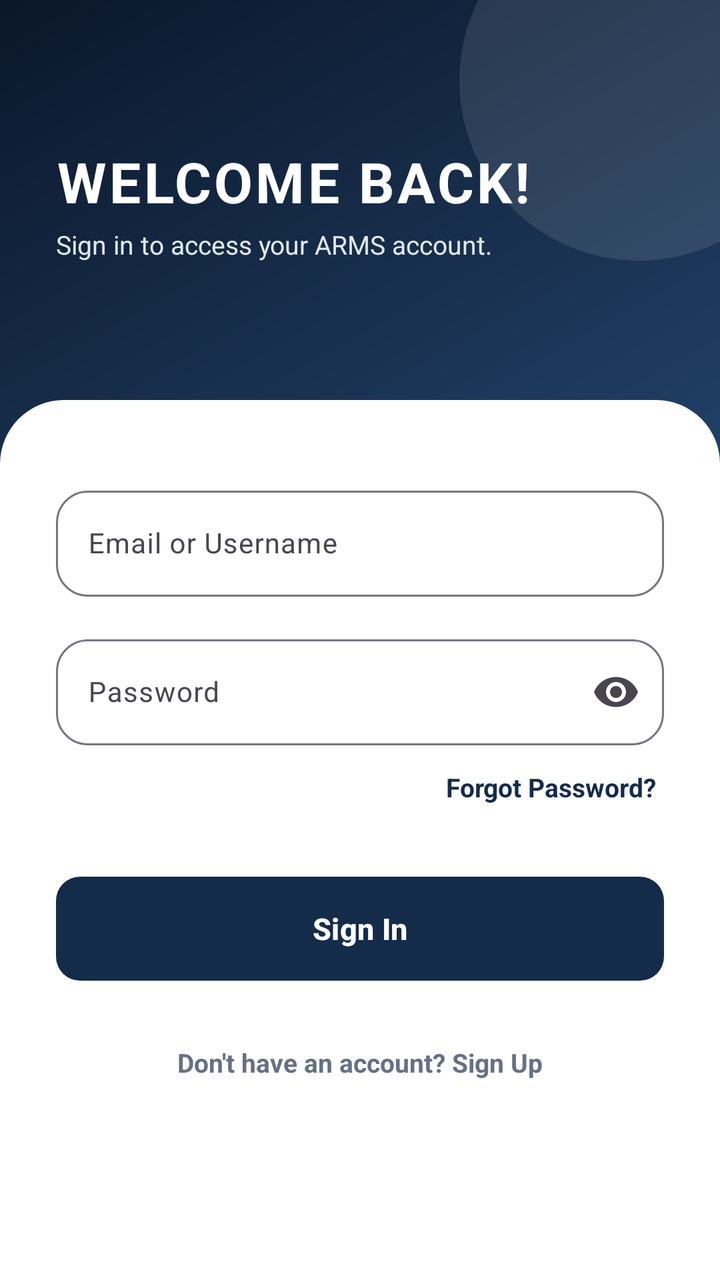
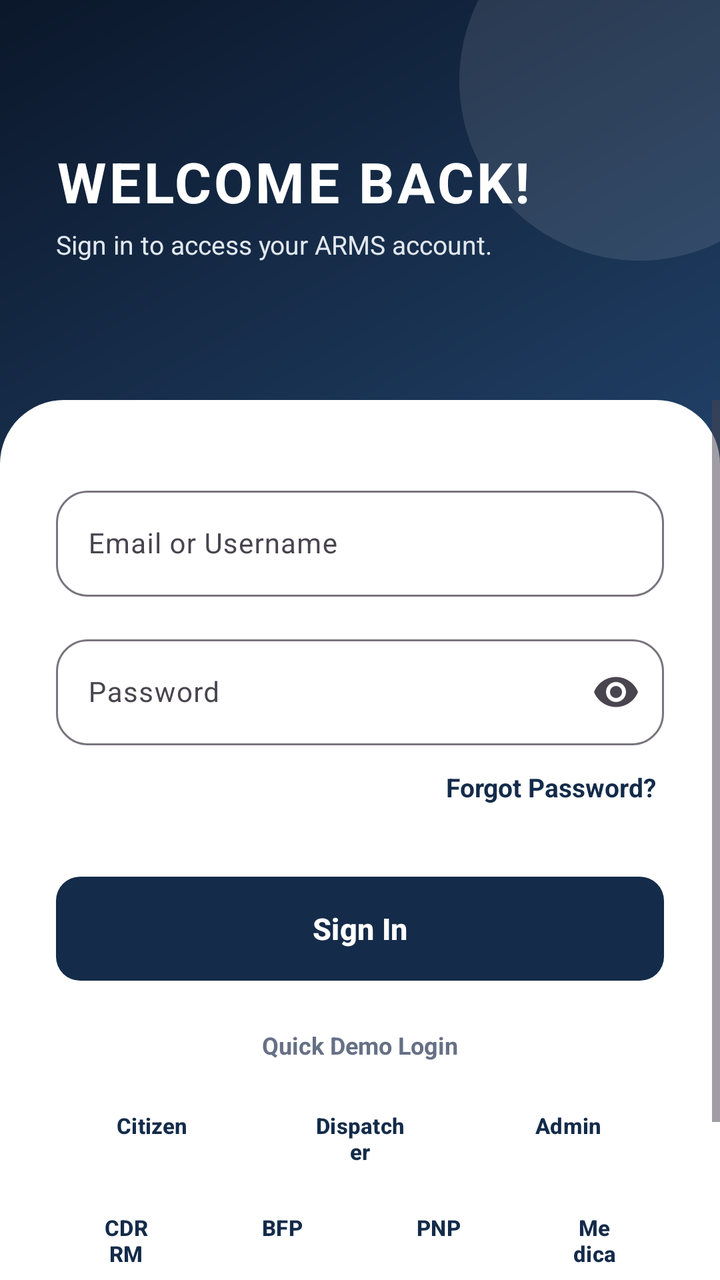

An Android layout rendered at two revisions. The XML below is the earlier revision; the diff shows what the commit changed to produce the second picture.
<!-- AndroidManifest.xml: application theme Theme.ACCIDENTREPORTANDMONITORINGSYSTEM -->
<!-- res/layout/activity_citizen_login.xml -->
<?xml version="1.0" encoding="utf-8"?>
<RelativeLayout xmlns:android="http://schemas.android.com/apk/res/android"
    xmlns:app="http://schemas.android.com/apk/res-auto"
    android:layout_width="match_parent"
    android:layout_height="match_parent"
    android:background="@drawable/bg_arms_navy_gradient"
    android:fillViewport="true">

    
    <View
        android:layout_width="180dp"
        android:layout_height="180dp"
        android:layout_alignParentEnd="true"
        android:layout_alignParentTop="true"
        android:layout_marginTop="-50dp"
        android:layout_marginEnd="-50dp"
        android:background="@drawable/bg_glass_blob" />

    
    <LinearLayout
        android:layout_width="match_parent"
        android:layout_height="wrap_content"
        android:layout_alignParentTop="true"
        android:orientation="vertical"
        android:paddingHorizontal="28dp"
        android:paddingTop="72dp"
        android:paddingBottom="48dp">

        <TextView
            android:layout_width="wrap_content"
            android:layout_height="wrap_content"
            android:letterSpacing="0.05"
            android:text="WELCOME BACK!"
            android:textColor="@color/arms_white"
            android:textSize="28sp"
            android:textStyle="bold" />

        <TextView
            android:layout_width="wrap_content"
            android:layout_height="wrap_content"
            android:layout_marginTop="4dp"
            android:text="Sign in to access your ARMS account."
            android:textColor="#E2E8F0"
            android:textSize="13sp" />
    </LinearLayout>

    
    <ScrollView
        android:layout_width="match_parent"
        android:layout_height="match_parent"
        android:layout_alignParentBottom="true"
        android:layout_marginTop="200dp"
        android:background="@drawable/bg_bottom_sheet_top_rounded"
        android:fillViewport="true">

        <LinearLayout
            android:layout_width="match_parent"
            android:layout_height="wrap_content"
            android:orientation="vertical"
            android:paddingHorizontal="28dp"
            android:paddingTop="40dp"
            android:paddingBottom="48dp">

            
            <com.google.android.material.textfield.TextInputLayout
                style="@style/Widget.Material3.TextInputLayout.OutlinedBox"
                android:layout_width="match_parent"
                android:layout_height="wrap_content"
                android:layout_marginBottom="16dp"
                app:boxCornerRadiusBottomEnd="16dp"
                app:boxCornerRadiusBottomStart="16dp"
                app:boxCornerRadiusTopEnd="16dp"
                app:boxCornerRadiusTopStart="16dp">

                <com.google.android.material.textfield.TextInputEditText
                    android:id="@+id/etUsername"
                    android:layout_width="match_parent"
                    android:layout_height="wrap_content"
                    android:hint="Email or Username"
                    android:inputType="text"
                    android:textColor="#182230"
                    android:textSize="14sp" />
            </com.google.android.material.textfield.TextInputLayout>

            
            <com.google.android.material.textfield.TextInputLayout
                style="@style/Widget.Material3.TextInputLayout.OutlinedBox"
                android:layout_width="match_parent"
                android:layout_height="wrap_content"
                android:layout_marginBottom="8dp"
                app:boxCornerRadiusBottomEnd="16dp"
                app:boxCornerRadiusBottomStart="16dp"
                app:boxCornerRadiusTopEnd="16dp"
                app:boxCornerRadiusTopStart="16dp"
                app:endIconMode="password_toggle">

                <com.google.android.material.textfield.TextInputEditText
                    android:id="@+id/etPassword"
                    android:layout_width="match_parent"
                    android:layout_height="wrap_content"
                    android:hint="Password"
                    android:inputType="textPassword"
                    android:textColor="#182230"
                    android:textSize="14sp" />
            </com.google.android.material.textfield.TextInputLayout>

            <TextView
                android:id="@+id/tvForgotPassword"
                android:layout_width="wrap_content"
                android:layout_height="wrap_content"
                android:layout_gravity="end"
                android:layout_marginBottom="32dp"
                android:background="?attr/selectableItemBackground"
                android:padding="4dp"
                android:text="Forgot Password?"
                android:textColor="@color/arms_navy"
                android:textSize="13sp"
                android:textStyle="bold" />

            
            <com.google.android.material.button.MaterialButton
                android:id="@+id/btnLoginSubmit"
                style="@style/Widget.ARMS.Button.Primary"
                android:layout_width="match_parent"
                android:layout_height="52dp"
                android:text="Sign In"
                android:textSize="15sp"
                app:cornerRadius="16dp"
                app:elevation="3dp" />

            
            <TextView
                android:id="@+id/tvRegisterLink"
                android:layout_width="wrap_content"
                android:layout_height="wrap_content"
                android:layout_gravity="center_horizontal"
                android:layout_marginTop="28dp"
                android:background="?attr/selectableItemBackground"
                android:padding="4dp"
                android:text="Don't have an account? Sign Up"
                android:textColor="@color/arms_secondary_text"
                android:textSize="13sp"
                android:textStyle="bold" />

        </LinearLayout>
    </ScrollView>
</RelativeLayout>
<!-- resources referenced by this layout -->
<resources>
  <color name="arms_navy">#142B4A</color>
  <color name="arms_secondary_text">#667085</color>
  <color name="arms_white">#FFFFFF</color>
  <!-- drawable bg_arms_navy_gradient (drawable) -->
  <?xml version="1.0" encoding="utf-8"?>
  <shape xmlns:android="http://schemas.android.com/apk/res/android"
      android:shape="rectangle">
      <gradient
          android:angle="135"
          android:startColor="#142B4A"
          android:centerColor="#203F65"
          android:endColor="#0B172A"
          android:type="linear" />
      <corners android:radius="0dp" />
  </shape>
  <!-- drawable bg_bottom_sheet_top_rounded (drawable) -->
  <?xml version="1.0" encoding="utf-8"?>
  <shape xmlns:android="http://schemas.android.com/apk/res/android"
      android:shape="rectangle">
      <solid android:color="#FFFFFF" />
      <corners
          android:topLeftRadius="32dp"
          android:topRightRadius="32dp" />
  </shape>
  <!-- drawable bg_glass_blob (drawable) -->
  <?xml version="1.0" encoding="utf-8"?>
  <shape xmlns:android="http://schemas.android.com/apk/res/android"
      android:shape="oval">
      <solid android:color="#1AFFFFFF" />
  </shape>
  <style name="Widget.ARMS.Button.Primary" parent="Widget.Material3.Button">
          <item name="android:background">@drawable/bg_primary_button</item>
          <item name="android:textColor">@color/arms_white</item>
          <item name="android:textSize">15sp</item>
          <item name="android:textStyle">bold</item>
          <item name="android:insetTop">0dp</item>
          <item name="android:insetBottom">0dp</item>
      </style>
  <style name="Theme.ACCIDENTREPORTANDMONITORINGSYSTEM" parent="Base.Theme.ACCIDENTREPORTANDMONITORINGSYSTEM" />
  <!-- drawable bg_primary_button (drawable) -->
  <?xml version="1.0" encoding="utf-8"?>
  <ripple xmlns:android="http://schemas.android.com/apk/res/android"
      android:color="#33FFFFFF">
      <item>
          <shape android:shape="rectangle">
              <gradient
                  android:angle="135"
                  android:startColor="#0B172A"
                  android:centerColor="#142B4A"
                  android:endColor="#2563A6"
                  android:type="linear" />
              <corners android:radius="12dp" />
          </shape>
      </item>
  </ripple>
  <style name="Base.Theme.ACCIDENTREPORTANDMONITORINGSYSTEM" parent="Theme.Material3.Light.NoActionBar">
          <item name="colorPrimary">@color/arms_navy</item>
          <item name="colorSecondary">@color/arms_red</item>
          <item name="android:windowBackground">@color/arms_background</item>
      </style>
  <color name="arms_red">#D92D35</color>
  <color name="arms_background">#F4F6F9</color>
</resources>

<!-- the commit's change to res/layout/activity_citizen_login.xml (unified diff, before → after) -->
@@ -130,6 +130,108 @@
 
             
             <TextView
+                android:layout_width="wrap_content"
+                android:layout_height="wrap_content"
+                android:layout_gravity="center_horizontal"
+                android:layout_marginTop="24dp"
+                android:layout_marginBottom="10dp"
+                android:text="Quick Demo Login"
+                android:textColor="@color/arms_secondary_text"
+                android:textSize="12sp"
+                android:textStyle="bold" />
+
+            <LinearLayout
+                android:layout_width="match_parent"
+                android:layout_height="wrap_content"
+                android:orientation="horizontal">
+
+                <com.google.android.material.button.MaterialButton
+                    android:id="@+id/btnDemoCitizen"
+                    style="@style/Widget.ARMS.Button.Secondary"
+                    android:layout_width="0dp"
+                    android:layout_height="44dp"
+                    android:layout_marginEnd="4dp"
+                    android:layout_weight="1"
+                    android:text="Citizen"
+                    android:textSize="11sp"
+                    app:cornerRadius="12dp" />
+
+                <com.google.android.material.button.MaterialButton
+                    android:id="@+id/btnDemoDispatcher"
+                    style="@style/Widget.ARMS.Button.Secondary"
+                    android:layout_width="0dp"
+                    android:layout_height="44dp"
+                    android:layout_marginHorizontal="4dp"
+                    android:layout_weight="1"
+                    android:text="Dispatcher"
+                    android:textSize="11sp"
+                    app:cornerRadius="12dp" />
+
+                <com.google.android.material.button.MaterialButton
+                    android:id="@+id/btnDemoAdmin"
+                    style="@style/Widget.ARMS.Button.Secondary"
+                    android:layout_width="0dp"
+                    android:layout_height="44dp"
+                    android:layout_marginStart="4dp"
+                    android:layout_weight="1"
+                    android:text="Admin"
+                    android:textSize="11sp"
+                    app:cornerRadius="12dp" />
+            </LinearLayout>
+
+            <LinearLayout
+                android:layout_width="match_parent"
+                android:layout_height="wrap_content"
+                android:layout_marginTop="8dp"
+                android:orientation="horizontal">
+
+                <com.google.android.material.button.MaterialButton
+                    android:id="@+id/btnDemoCdrrmo"
+                    style="@style/Widget.ARMS.Button.Secondary"
+                    android:layout_width="0dp"
+                    android:layout_height="42dp"
+                    android:layout_marginEnd="4dp"
+                    android:layout_weight="1"
+                    android:text="CDRRMO"
+                    android:textSize="11sp"
+                    app:cornerRadius="12dp" />
+
+                <com.google.android.material.button.MaterialButton
+                    android:id="@+id/btnDemoBfp"
+                    style="@style/Widget.ARMS.Button.Secondary"
+                    android:layout_width="0dp"
+                    android:layout_height="42dp"
+                    android:layout_marginHorizontal="4dp"
+                    android:layout_weight="1"
+                    android:text="BFP"
+                    android:textSize="11sp"
+                    app:cornerRadius="12dp" />
+
+                <com.google.android.material.button.MaterialButton
+                    android:id="@+id/btnDemoPnp"
+                    style="@style/Widget.ARMS.Button.Secondary"
+                    android:layout_width="0dp"
+                    android:layout_height="42dp"
+                    android:layout_marginHorizontal="4dp"
+                    android:layout_weight="1"
+                    android:text="PNP"
+                    android:textSize="11sp"
+                    app:cornerRadius="12dp" />
+
+                <com.google.android.material.button.MaterialButton
+                    android:id="@+id/btnDemoMedical"
+                    style="@style/Widget.ARMS.Button.Secondary"
+                    android:layout_width="0dp"
+                    android:layout_height="42dp"
+                    android:layout_marginStart="4dp"
+                    android:layout_weight="1"
+                    android:text="Medical"
+                    android:textSize="11sp"
+                    app:cornerRadius="12dp" />
+            </LinearLayout>
+
+            
+            <TextView
                 android:id="@+id/tvRegisterLink"
                 android:layout_width="wrap_content"
                 android:layout_height="wrap_content"
<!-- resource entries referenced after the edit -->
@@ -38,6 +38,14 @@
           <item name="android:insetTop">0dp</item>
           <item name="android:insetBottom">0dp</item>
       </style>
+  <style name="Widget.ARMS.Button.Secondary" parent="Widget.Material3.Button.OutlinedButton">
+          <item name="android:background">@drawable/bg_secondary_button</item>
+          <item name="android:textColor">@color/arms_navy</item>
+          <item name="android:textSize">15sp</item>
+          <item name="android:textStyle">bold</item>
+          <item name="android:insetTop">0dp</item>
+          <item name="android:insetBottom">0dp</item>
+      </style>
   <style name="Theme.ACCIDENTREPORTANDMONITORINGSYSTEM" parent="Base.Theme.ACCIDENTREPORTANDMONITORINGSYSTEM" />
   <!-- drawable bg_primary_button (drawable) -->
   <?xml version="1.0" encoding="utf-8"?>
@@ -55,11 +63,26 @@
           </shape>
       </item>
   </ripple>
+  <!-- drawable bg_secondary_button (drawable) -->
+  <?xml version="1.0" encoding="utf-8"?>
+  <ripple xmlns:android="http://schemas.android.com/apk/res/android"
+      android:color="#22142B4A">
+      <item>
+          <shape android:shape="rectangle">
+              <solid android:color="@color/arms_white" />
+              <stroke
+                  android:width="1dp"
+                  android:color="@color/arms_divider" />
+              <corners android:radius="12dp" />
+          </shape>
+      </item>
+  </ripple>
   <style name="Base.Theme.ACCIDENTREPORTANDMONITORINGSYSTEM" parent="Theme.Material3.Light.NoActionBar">
           <item name="colorPrimary">@color/arms_navy</item>
           <item name="colorSecondary">@color/arms_red</item>
           <item name="android:windowBackground">@color/arms_background</item>
       </style>
+  <color name="arms_divider">#E6EAF0</color>
   <color name="arms_red">#D92D35</color>
   <color name="arms_background">#F4F6F9</color>
 </resources>
